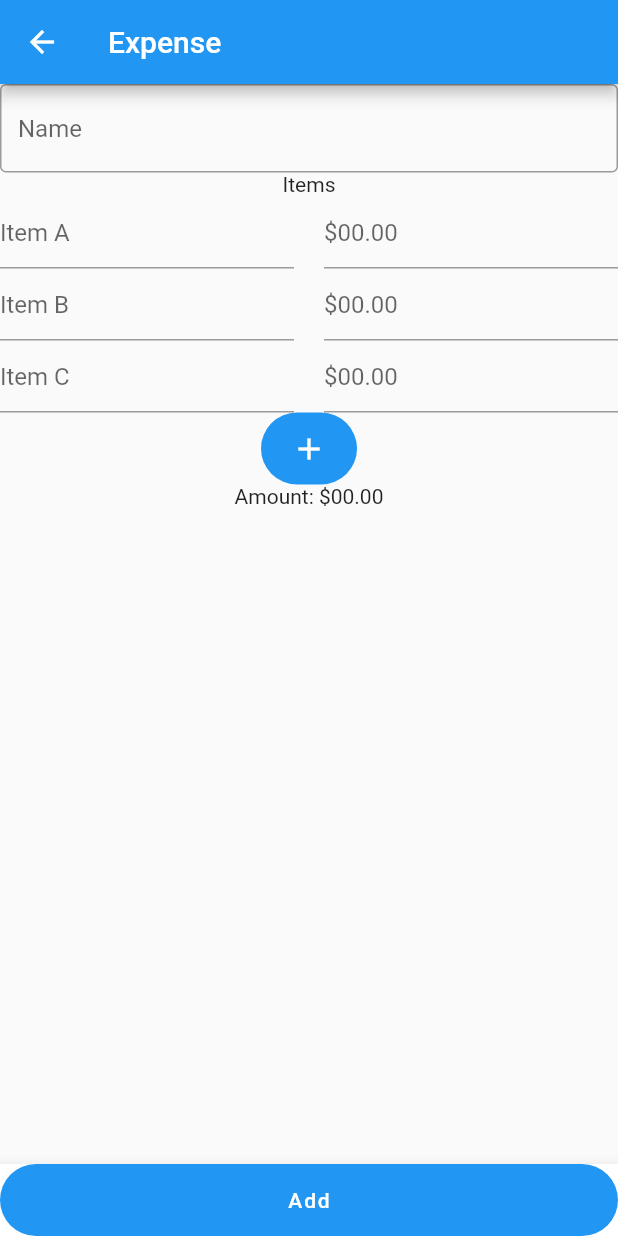
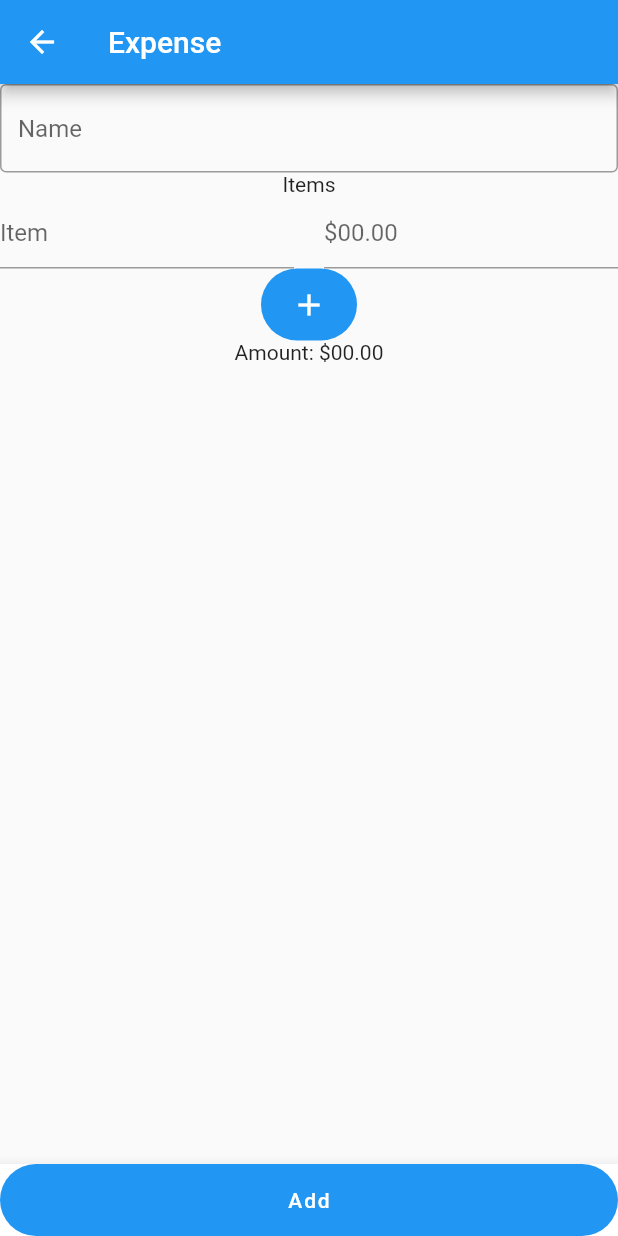
Before and after one commit to b14Rg/Capstone, a Flutter app: the AddExpensePage screen opened directly, on a phone screen of 412 x 824 dp. Run offline on Flutter 3.47's test engine with Material 2 defaults, Android fonts, the phone set to English and light mode, and no system bars.

```diff
--- a/Application/capstone_application/lib/pages/AddExpensePage.dart
+++ b/Application/capstone_application/lib/pages/AddExpensePage.dart
@@ -6,8 +6,10 @@ class AddExpensePage extends StatefulWidget {
 }
 
 class _AddExpenseState extends State<AddExpensePage> {
+  int _count = 1;
   @override
   Widget build(BuildContext context) {
+    List<Widget> _itemRows = new List.generate(_count,(int i) => new ItemRow());
     return Scaffold(
       appBar: AppBar(
         leading: FloatingActionButton(
@@ -30,82 +32,13 @@ class _AddExpenseState extends State<AddExpensePage> {
           ),
           Text('Items'),
           Column(
-            children: <Widget>[
-              Row(
-                mainAxisAlignment: MainAxisAlignment.spaceBetween,
-                children: <Widget>[
-                  Flexible(
-                    child: TextField(
-                      decoration: InputDecoration(
-                        hintText: 'Item A'
-                      ),
-                    ),
-                  ),
-                  SizedBox(
-                    width: 20.0,
-                  ),
-                  Flexible(
-                    child: TextField(
-                      decoration: InputDecoration(
-                        hintText: '\$00.00'
-                      ),
-                    ),
-                  ),
-                ],
-              ),
-              Row(
-                mainAxisAlignment: MainAxisAlignment.spaceBetween,
-                children: <Widget>[
-                  Flexible(
-                    child: TextField(
-                      decoration: InputDecoration(
-                        hintText: 'Item B'
-                      ),
-                    ),
-                  ),
-                  SizedBox(
-                    width: 20.0,
-                  ),
-                  Flexible(
-                    child: TextField(
-                      decoration: InputDecoration(
-                        hintText: '\$00.00'
-                      ),
-                    ),
-                  ),
-                ],
-              ),
-              Row(
-                mainAxisAlignment: MainAxisAlignment.spaceBetween,
-                children: <Widget>[
-                  Flexible(
-                    child: TextField(
-                      decoration: InputDecoration(
-                        hintText: 'Item C'
-                      ),
-                    ),
-                  ),
-                  SizedBox(
-                    width: 20.0,
-                  ),
-                  Flexible(
-                    child: TextField(
-                      decoration: InputDecoration(
-                        hintText: '\$00.00'
-                      ),
-                    ),
-                  ),
-                ],
-              ),
-            ],
+            children: _itemRows,
           ),
           FloatingActionButton.extended(
             heroTag: 1,
             elevation: 0,
             label: const Icon(Icons.add),
-            onPressed: () {
-
-            },
+            onPressed: _addNewItemRow,
           ),
           Expanded(
             child: Text('Amount:\t\$00.00', textAlign: TextAlign.center,),
@@ -124,4 +57,44 @@ class _AddExpenseState extends State<AddExpensePage> {
         ),
     );
   }
+  void _addNewItemRow() {
+    setState(() {
+      _count = _count + 1;
+    });
+  }
 }
+
+class ItemRow extends StatefulWidget {
+  @override
+  _ItemRowState createState() => _ItemRowState();
+}
+
+class _ItemRowState extends State<ItemRow> {
+  @override
+  Widget build(BuildContext context) {
+    return Container(
+      child: Row(
+        mainAxisAlignment: MainAxisAlignment.spaceBetween,
+        children: <Widget>[
+          Flexible(
+            child: TextField(
+              decoration: InputDecoration(
+                hintText: 'Item'
+              ),
+            ),
+          ),
+          SizedBox(
+            width: 20.0,
+          ),
+          Flexible(
+            child: TextField(
+              decoration: InputDecoration(
+                hintText: '\$00.00'
+              ),
+            ),
+          ),
+        ],
+      ),
+    );
+  }
+}
```
Also changed, not shown: Application/capstone_application/lib/pages/BudgetPage.dart (+29 -0 lines), Application/capstone_application/lib/pages/IncomePage.dart (+29 -0 lines), Application/capstone_application/lib/pages/SettingsPage.dart (+53 -0 lines), 5 other files.
